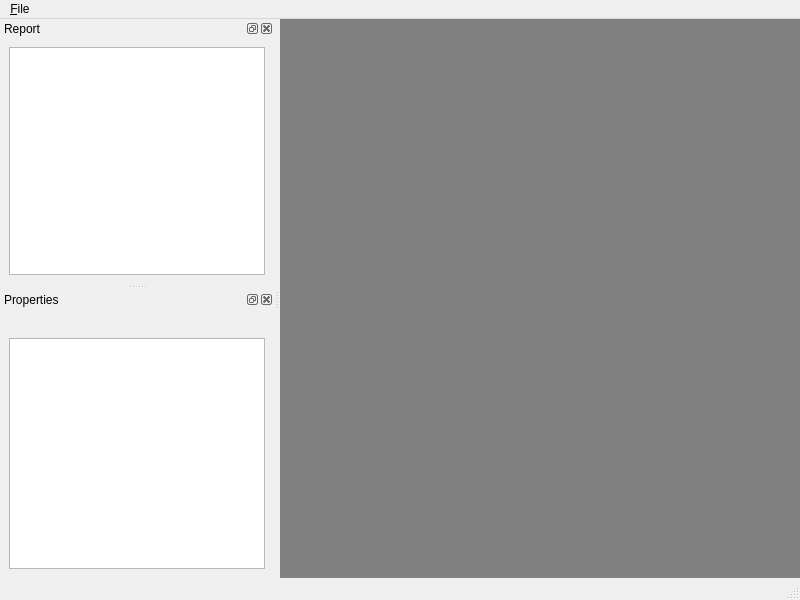
This is designer/fd.ui in shulai/franq as Qt 5 draws it before an edit. The edited form follows.
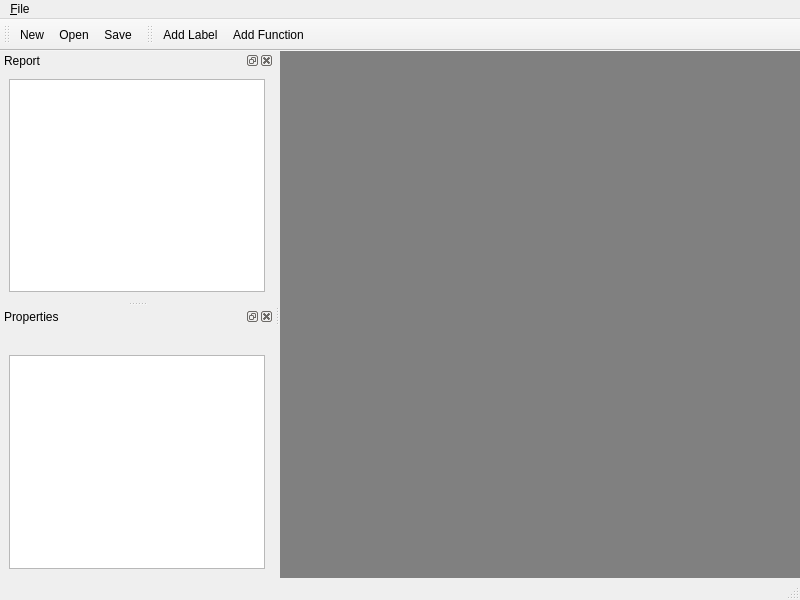
This is the edited form. Icons and pictures are not drawn.

What changed in the file:
```diff
--- a/designer/fd.ui
+++ b/designer/fd.ui
@@ -84,6 +84,39 @@
     </layout>
    </widget>
   </widget>
+  <widget class="QToolBar" name="toolBar">
+   <property name="minimumSize">
+    <size>
+     <width>0</width>
+     <height>32</height>
+    </size>
+   </property>
+   <property name="windowTitle">
+    <string>toolBar</string>
+   </property>
+   <attribute name="toolBarArea">
+    <enum>TopToolBarArea</enum>
+   </attribute>
+   <attribute name="toolBarBreak">
+    <bool>false</bool>
+   </attribute>
+   <addaction name="action_New"/>
+   <addaction name="action_OPen"/>
+   <addaction name="action_Save"/>
+  </widget>
+  <widget class="QToolBar" name="toolBar_2">
+   <property name="windowTitle">
+    <string>toolBar_2</string>
+   </property>
+   <attribute name="toolBarArea">
+    <enum>TopToolBarArea</enum>
+   </attribute>
+   <attribute name="toolBarBreak">
+    <bool>false</bool>
+   </attribute>
+   <addaction name="actionAdd_Label"/>
+   <addaction name="actionAdd_Function"/>
+  </widget>
   <action name="action_New">
    <property name="text">
     <string>&amp;New</string>
@@ -114,6 +147,16 @@
     <string>&amp;Quit</string>
    </property>
   </action>
+  <action name="actionAdd_Label">
+   <property name="text">
+    <string>Add Label</string>
+   </property>
+  </action>
+  <action name="actionAdd_Function">
+   <property name="text">
+    <string>Add Function</string>
+   </property>
+  </action>
  </widget>
  <resources/>
  <connections>
```
Left out of the diff: 15 changed lines with no effect on the pictures.
